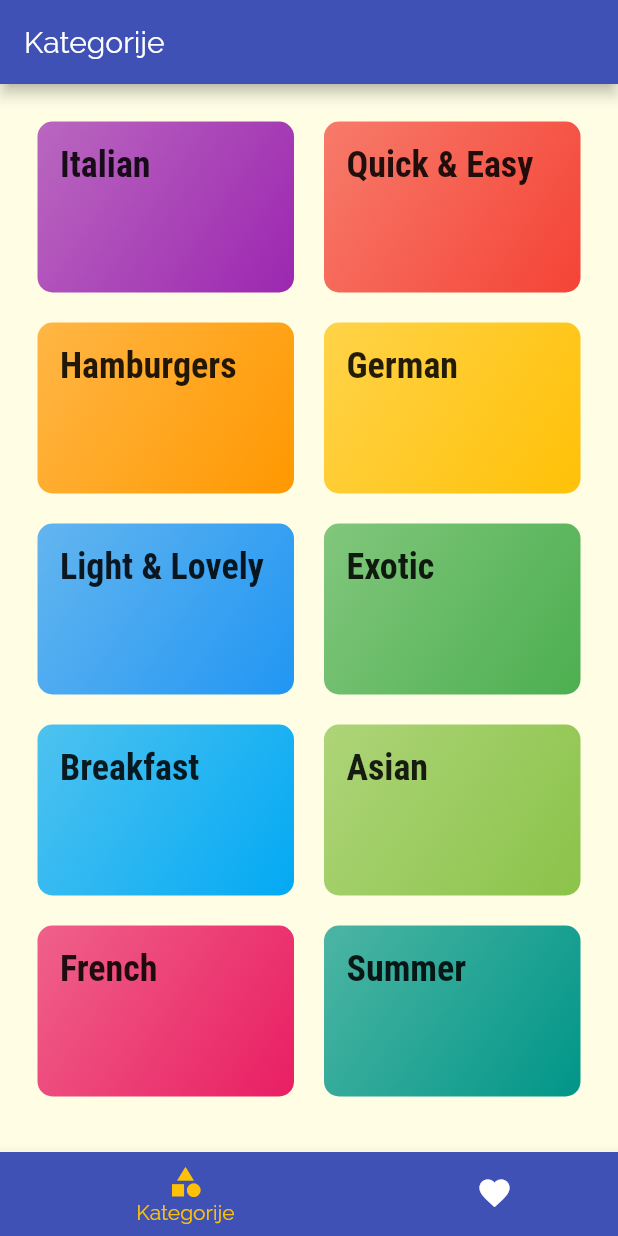
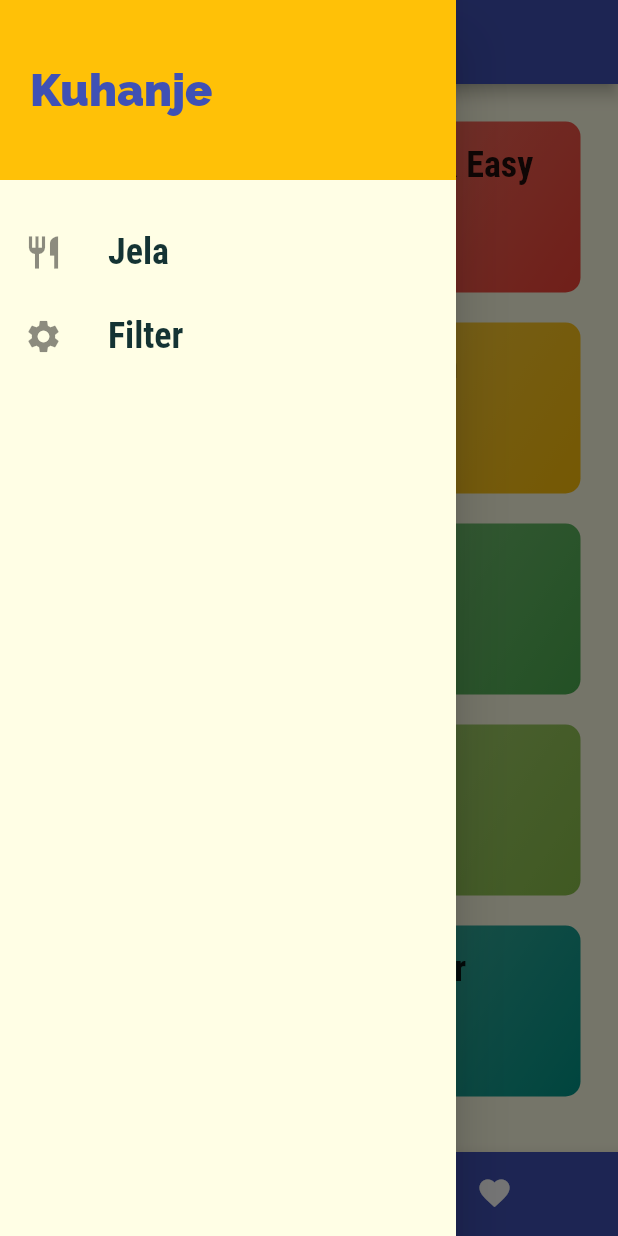
Before and after one commit to azemavdic/meal_app_flutter, a Flutter app: the screen it shows after launch, with the side drawer open (before the commit the screen has no drawer), on a phone screen of 412 x 824 dp. Run offline on Flutter 3.47's test engine with Material 2 defaults, Android fonts, the phone set to English and light mode, and no system bars.

Commit message:
added navigation to drawer

```diff
--- a/lib/main.dart
+++ b/lib/main.dart
@@ -1,6 +1,7 @@
 import 'package:flutter/material.dart';
 import 'package:meals_app_navigation/screens/categories_screen.dart';
 import 'package:meals_app_navigation/screens/category_meals_screen.dart';
+import 'package:meals_app_navigation/screens/filters_screen.dart';
 import 'package:meals_app_navigation/screens/meal_detail_screen.dart';
 import 'package:meals_app_navigation/screens/tabs_screen.dart';
 
@@ -34,6 +35,7 @@
       routes: {
         CategoryMealsScreen.routeName: (ctx) => CategoryMealsScreen(),
         MealDetailScreen.routeName: (ctx) => MealDetailScreen(),
+        FiltersScreen.routeName: (ctx) => FiltersScreen(),
       },
       onUnknownRoute: (settings) {
         return MaterialPageRoute(
--- /dev/null
+++ b/lib/screens/filters_screen.dart
@@ -0,0 +1,16 @@
+import 'package:flutter/material.dart';
+
+class FiltersScreen extends StatelessWidget {
+  static const routeName = '/filters';
+  @override
+  Widget build(BuildContext context) {
+    return Scaffold(
+      appBar: AppBar(
+        title: Text('Filteri'),
+      ),
+      body: Center(
+        child: Text('Filter Screen'),
+      ),
+    );
+  }
+}
--- a/lib/screens/tabs_screen.dart
+++ b/lib/screens/tabs_screen.dart
@@ -1,5 +1,6 @@
 import 'package:flutter/material.dart';
 import 'package:meals_app_navigation/screens/favorites_screen.dart';
+import 'package:meals_app_navigation/widgets/main_drawer.dart';
 
 import 'categories_screen.dart';
 
@@ -18,6 +19,7 @@
   @override
   Widget build(BuildContext context) {
     return Scaffold(
+      drawer: MainDrawer(),
       appBar: AppBar(
         title: Text(_pages[index]['title']),
       ),
--- /dev/null
+++ b/lib/widgets/main_drawer.dart
@@ -0,0 +1,62 @@
+import 'package:flutter/material.dart';
+import 'package:meals_app_navigation/screens/filters_screen.dart';
+
+class MainDrawer extends StatelessWidget {
+  @override
+  Widget build(BuildContext context) {
+    return Drawer(
+      child: Column(
+        children: [
+          Container(
+            height: 120,
+            width: double.infinity,
+            padding: EdgeInsets.all(20),
+            alignment: Alignment.centerLeft,
+            color: Theme.of(context).accentColor,
+            child: Text(
+              'Kuhanje',
+              style: TextStyle(
+                fontWeight: FontWeight.w900,
+                fontSize: 30,
+                color: Theme.of(context).primaryColor,
+              ),
+            ),
+          ),
+          SizedBox(height: 20),
+          buildDrawerList(
+            title: 'Jela',
+            icon: Icons.restaurant,
+            onTap: () {
+              Navigator.of(context).pushNamed('/');
+            },
+          ),
+          buildDrawerList(
+            title: 'Filter',
+            icon: Icons.settings,
+            onTap: () {
+              Navigator.of(context).pushNamed(FiltersScreen.routeName);
+            },
+          ),
+        ],
+      ),
+    );
+  }
+
+  Widget buildDrawerList({String title, IconData icon, Function onTap}) {
+    return ListTile(
+      onTap: onTap,
+      leading: Icon(
+        icon,
+        size: 26,
+      ),
+      title: Text(
+        title,
+        style: TextStyle(
+          fontSize: 24,
+          fontFamily: 'RobotoCondensed',
+          fontWeight: FontWeight.bold,
+        ),
+      ),
+    );
+  }
+}
```
